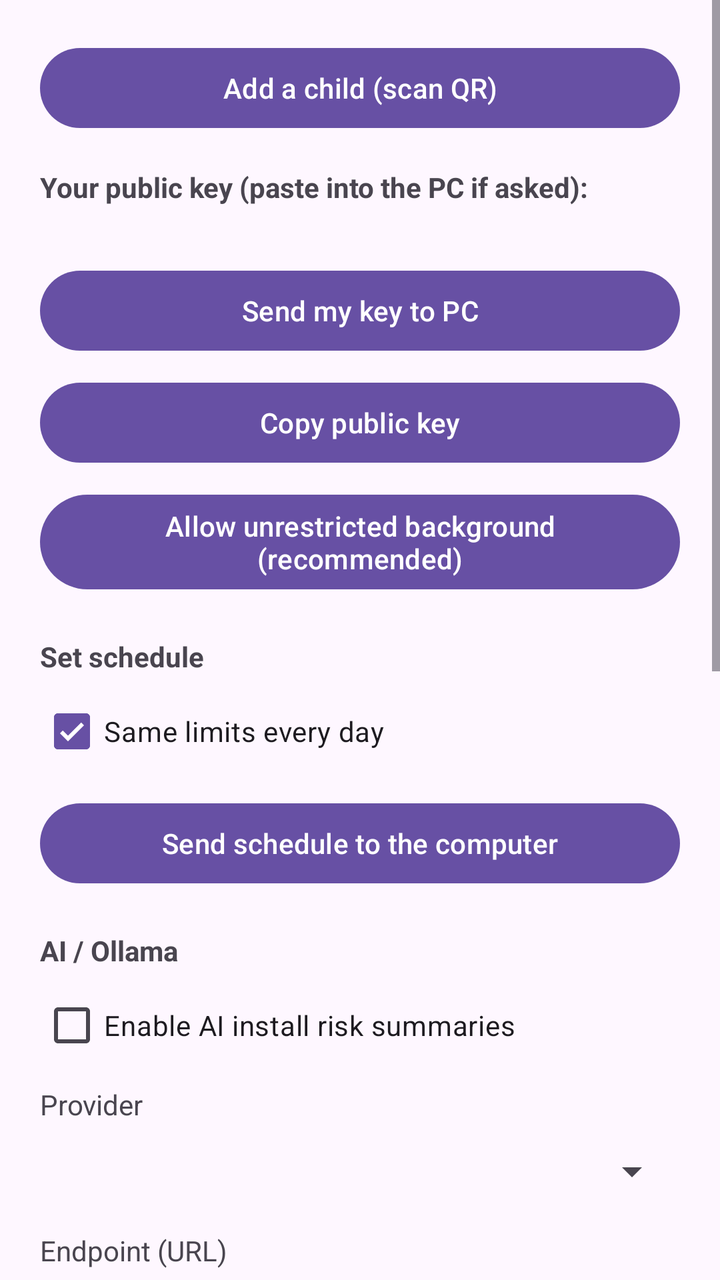
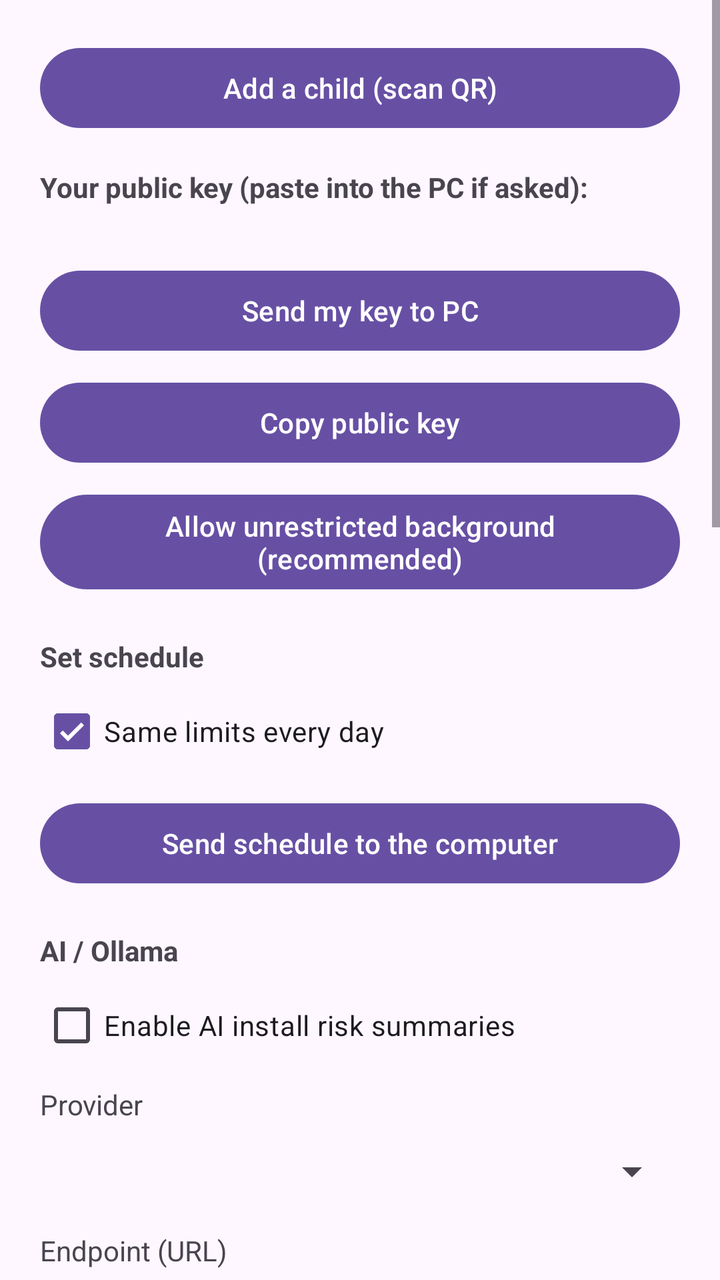

Compare the two renders of this Android layout. The source of the first and the diff that turns it into the second are given below.
<!-- AndroidManifest.xml: application theme Theme.Guardian -->
<!-- res/layout/fragment_settings.xml -->
<?xml version="1.0" encoding="utf-8"?>
<ScrollView xmlns:android="http://schemas.android.com/apk/res/android"
    android:layout_width="match_parent"
    android:layout_height="match_parent"
    android:fillViewport="true">

    <LinearLayout
        android:layout_width="match_parent"
        android:layout_height="wrap_content"
        android:orientation="vertical"
        android:padding="20dp">

        <Button
            android:id="@+id/btnScan"
            android:layout_width="match_parent"
            android:layout_height="wrap_content"
            android:text="@string/btn_add_child" />

        <TextView
            android:layout_width="wrap_content"
            android:layout_height="wrap_content"
            android:layout_marginTop="16dp"
            android:text="@string/pubkey_label"
            android:textStyle="bold" />

        <TextView
            android:id="@+id/tvPubkey"
            android:layout_width="match_parent"
            android:layout_height="wrap_content"
            android:layout_marginTop="4dp"
            android:fontFamily="monospace"
            android:textIsSelectable="true"
            android:textSize="12sp" />

        <Button
            android:id="@+id/btnSendKey"
            android:layout_width="match_parent"
            android:layout_height="wrap_content"
            android:layout_marginTop="8dp"
            android:text="@string/btn_send_key" />

        <Button
            android:id="@+id/btnCopy"
            android:layout_width="match_parent"
            android:layout_height="wrap_content"
            android:layout_marginTop="8dp"
            android:text="@string/btn_copy" />

        <Button
            android:id="@+id/btnBattery"
            android:layout_width="match_parent"
            android:layout_height="wrap_content"
            android:layout_marginTop="8dp"
            android:text="@string/btn_battery" />

        <TextView
            android:id="@+id/lblScheduleFor"
            android:layout_width="wrap_content"
            android:layout_height="wrap_content"
            android:layout_marginTop="20dp"
            android:text="@string/hdr_schedule"
            android:textStyle="bold" />

        <CheckBox
            android:id="@+id/cbSameEveryDay"
            android:layout_width="match_parent"
            android:layout_height="wrap_content"
            android:layout_marginTop="4dp"
            android:checked="true"
            android:minHeight="48dp"
            android:text="@string/lbl_same_every_day" />

        <LinearLayout
            android:id="@+id/scheduleRows"
            android:layout_width="match_parent"
            android:layout_height="wrap_content"
            android:orientation="vertical" />

        <Button
            android:id="@+id/btnSendSchedule"
            android:layout_width="match_parent"
            android:layout_height="wrap_content"
            android:layout_marginTop="8dp"
            android:text="@string/btn_send_schedule" />

        <TextView
            android:id="@+id/lblAiFor"
            android:layout_width="wrap_content"
            android:layout_height="wrap_content"
            android:layout_marginTop="20dp"
            android:text="@string/hdr_ai"
            android:textStyle="bold" />

        <CheckBox
            android:id="@+id/cbAiEnabled"
            android:layout_width="match_parent"
            android:layout_height="wrap_content"
            android:layout_marginTop="4dp"
            android:minHeight="48dp"
            android:text="@string/lbl_ai_enabled" />

        <TextView
            android:layout_width="wrap_content"
            android:layout_height="wrap_content"
            android:layout_marginTop="6dp"
            android:text="@string/lbl_ai_provider" />

        <Spinner
            android:id="@+id/spAiProvider"
            android:layout_width="match_parent"
            android:layout_height="wrap_content"
            android:minHeight="48dp" />

        <TextView
            android:layout_width="wrap_content"
            android:layout_height="wrap_content"
            android:layout_marginTop="6dp"
            android:text="@string/lbl_ai_endpoint" />

        <Spinner
            android:id="@+id/spAiEndpoint"
            android:layout_width="match_parent"
            android:layout_height="wrap_content"
            android:minHeight="48dp" />

        <TextView
            android:layout_width="wrap_content"
            android:layout_height="wrap_content"
            android:layout_marginTop="6dp"
            android:text="@string/lbl_ai_model" />

        <Spinner
            android:id="@+id/spAiModel"
            android:layout_width="match_parent"
            android:layout_height="wrap_content"
            android:minHeight="48dp" />

        <EditText
            android:id="@+id/etAiModel"
            android:layout_width="match_parent"
            android:layout_height="wrap_content"
            android:hint="@string/hint_ai_model_tag"
            android:inputType="textNoSuggestions"
            android:minHeight="48dp"
            android:singleLine="true"
            android:textSize="14sp" />

        <TextView
            android:layout_width="wrap_content"
            android:layout_height="wrap_content"
            android:layout_marginTop="6dp"
            android:text="@string/lbl_ai_timeout" />

        <Spinner
            android:id="@+id/spAiTimeout"
            android:layout_width="match_parent"
            android:layout_height="wrap_content"
            android:minHeight="48dp" />

        <CheckBox
            android:id="@+id/cbAiDigestEnabled"
            android:layout_width="match_parent"
            android:layout_height="wrap_content"
            android:layout_marginTop="6dp"
            android:minHeight="48dp"
            android:text="@string/lbl_ai_digest_enabled" />

        <LinearLayout
            android:layout_width="match_parent"
            android:layout_height="wrap_content"
            android:orientation="horizontal">

            <LinearLayout
                android:layout_width="0dp"
                android:layout_height="wrap_content"
                android:layout_weight="1"
                android:orientation="vertical">

                <TextView
                    android:layout_width="wrap_content"
                    android:layout_height="wrap_content"
                    android:text="@string/lbl_ai_digest_hour" />

                <Spinner
                    android:id="@+id/spAiDigestHour"
                    android:layout_width="match_parent"
                    android:layout_height="wrap_content"
                    android:minHeight="48dp" />
            </LinearLayout>

            <LinearLayout
                android:layout_width="0dp"
                android:layout_height="wrap_content"
                android:layout_weight="1"
                android:orientation="vertical">

                <TextView
                    android:layout_width="wrap_content"
                    android:layout_height="wrap_content"
                    android:text="@string/lbl_ai_digest_lang" />

                <Spinner
                    android:id="@+id/spAiDigestLang"
                    android:layout_width="match_parent"
                    android:layout_height="wrap_content"
                    android:minHeight="48dp" />
            </LinearLayout>
        </LinearLayout>

        <TextView
            android:layout_width="wrap_content"
            android:layout_height="wrap_content"
            android:layout_marginTop="6dp"
            android:text="@string/lbl_ai_dns_log" />

        <Spinner
            android:id="@+id/spAiDnsLog"
            android:layout_width="match_parent"
            android:layout_height="wrap_content"
            android:minHeight="48dp" />

        <TextView
            android:layout_width="wrap_content"
            android:layout_height="wrap_content"
            android:layout_marginTop="6dp"
            android:text="@string/lbl_ai_activity_log" />

        <Spinner
            android:id="@+id/spAiActivityLog"
            android:layout_width="match_parent"
            android:layout_height="wrap_content"
            android:minHeight="48dp" />

        <Button
            android:id="@+id/btnSendAi"
            android:layout_width="match_parent"
            android:layout_height="wrap_content"
            android:layout_marginTop="8dp"
            android:text="@string/btn_send_ai" />
    </LinearLayout>
</ScrollView>
<!-- resources referenced by this layout -->
<resources>
  <string name="btn_add_child">Add a child (scan QR)</string>
  <string name="btn_battery">Allow unrestricted background (recommended)</string>
  <string name="btn_copy">Copy public key</string>
  <string name="btn_send_ai">Send AI settings to the computer</string>
  <string name="btn_send_key">Send my key to PC</string>
  <string name="btn_send_schedule">Send schedule to the computer</string>
  <string name="hdr_ai">AI / Ollama</string>
  <string name="hdr_schedule">Set schedule</string>
  <string name="hint_ai_model_tag">Full model name with tag (e.g. qooba/bielik-4.5b-v3.0-instruct:Q8_0)</string>
  <string name="lbl_ai_activity_log">Activity log (optional)</string>
  <string name="lbl_ai_digest_enabled">Enable daily parenting digest</string>
  <string name="lbl_ai_digest_hour">Digest hour</string>
  <string name="lbl_ai_digest_lang">Digest language</string>
  <string name="lbl_ai_dns_log">DNS query log (optional)</string>
  <string name="lbl_ai_enabled">Enable AI install risk summaries</string>
  <string name="lbl_ai_endpoint">Endpoint (URL)</string>
  <string name="lbl_ai_model">Model</string>
  <string name="lbl_ai_provider">Provider</string>
  <string name="lbl_ai_timeout">Timeout</string>
  <string name="lbl_same_every_day">Same limits every day</string>
  <string name="pubkey_label">Your public key (paste into the PC if asked):</string>
  <style name="Theme.Guardian" parent="Theme.Material3.DayNight.NoActionBar" />
</resources>

<!-- the commit's change to res/layout/fragment_settings.xml (unified diff, before → after) -->
@@ -237,5 +237,68 @@
             android:layout_height="wrap_content"
             android:layout_marginTop="8dp"
             android:text="@string/btn_send_ai" />
+
+        <TextView
+            android:id="@+id/lblAutonomyFor"
+            android:layout_width="wrap_content"
+            android:layout_height="wrap_content"
+            android:layout_marginTop="20dp"
+            android:text="@string/hdr_autonomy"
+            android:textStyle="bold" />
+
+        <TextView
+            android:layout_width="match_parent"
+            android:layout_height="wrap_content"
+            android:layout_marginTop="4dp"
+            android:text="@string/autonomy_beta_warn"
+            android:textSize="13sp" />
+
+        <RadioGroup
+            android:id="@+id/rgAutonomy"
+            android:layout_width="match_parent"
+            android:layout_height="wrap_content"
+            android:layout_marginTop="6dp"
+            android:orientation="vertical">
+
+            <RadioButton
+                android:id="@+id/rbAutonomyAsk"
+                android:layout_width="match_parent"
+                android:layout_height="wrap_content"
+                android:checked="true"
+                android:minHeight="48dp"
+                android:text="@string/autonomy_mode_ask" />
+
+            <RadioButton
+                android:id="@+id/rbAutonomyQuiet"
+                android:layout_width="match_parent"
+                android:layout_height="wrap_content"
+                android:minHeight="48dp"
+                android:text="@string/autonomy_mode_quiet" />
+
+            <RadioButton
+                android:id="@+id/rbAutonomyAuto"
+                android:layout_width="match_parent"
+                android:layout_height="wrap_content"
+                android:minHeight="48dp"
+                android:text="@string/autonomy_mode_auto" />
+        </RadioGroup>
+
+        <EditText
+            android:id="@+id/etAutonomyAskAbout"
+            android:layout_width="match_parent"
+            android:layout_height="wrap_content"
+            android:layout_marginTop="6dp"
+            android:hint="@string/hint_autonomy_pkg"
+            android:inputType="textNoSuggestions"
+            android:minHeight="48dp"
+            android:singleLine="true"
+            android:textSize="14sp" />
+
+        <Button
+            android:id="@+id/btnAutonomyAskAbout"
+            android:layout_width="match_parent"
+            android:layout_height="wrap_content"
+            android:layout_marginTop="6dp"
+            android:text="@string/btn_autonomy_ask_about" />
     </LinearLayout>
 </ScrollView>
<!-- resource entries referenced after the edit -->
@@ -1,14 +1,21 @@
 <!-- resources referenced by this layout -->
 <resources>
+  <string name="autonomy_beta_warn">⚠ BETA: The model can be overly strict; default is ASK. In AUTO mode it may deny too much.</string>
+  <string name="autonomy_mode_ask">ASK — always ask parent (default)</string>
+  <string name="autonomy_mode_auto">AUTO — model decides (BETA)</string>
+  <string name="autonomy_mode_quiet">QUIET — auto-allow safe, ask the rest</string>
   <string name="btn_add_child">Add a child (scan QR)</string>
+  <string name="btn_autonomy_ask_about">Ask again about this package</string>
   <string name="btn_battery">Allow unrestricted background (recommended)</string>
   <string name="btn_copy">Copy public key</string>
   <string name="btn_send_ai">Send AI settings to the computer</string>
   <string name="btn_send_key">Send my key to PC</string>
   <string name="btn_send_schedule">Send schedule to the computer</string>
   <string name="hdr_ai">AI / Ollama</string>
+  <string name="hdr_autonomy">AI Autonomy (BETA)</string>
   <string name="hdr_schedule">Set schedule</string>
   <string name="hint_ai_model_tag">Full model name with tag (e.g. qooba/bielik-4.5b-v3.0-instruct:Q8_0)</string>
+  <string name="hint_autonomy_pkg">Package name (e.g. gimp)</string>
   <string name="lbl_ai_activity_log">Activity log (optional)</string>
   <string name="lbl_ai_digest_enabled">Enable daily parenting digest</string>
   <string name="lbl_ai_digest_hour">Digest hour</string>
